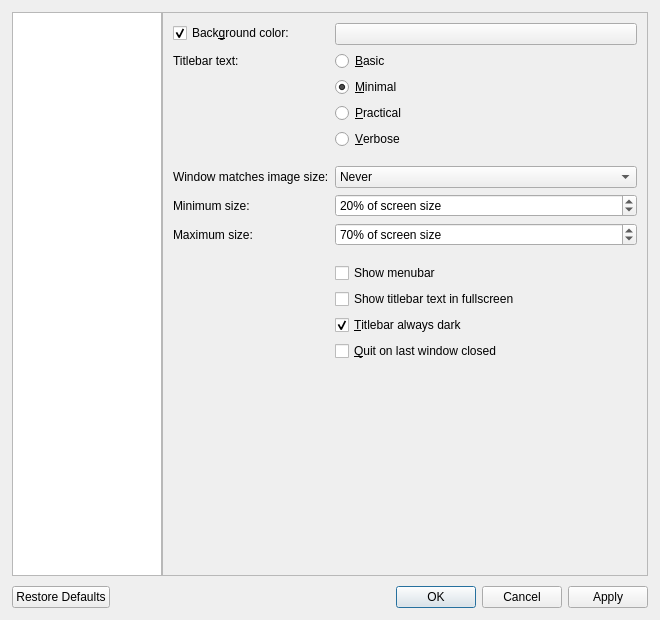
Before: the Qt Designer form src/qvoptionsdialog.ui in jurplel/qView, drawn with Qt 5.
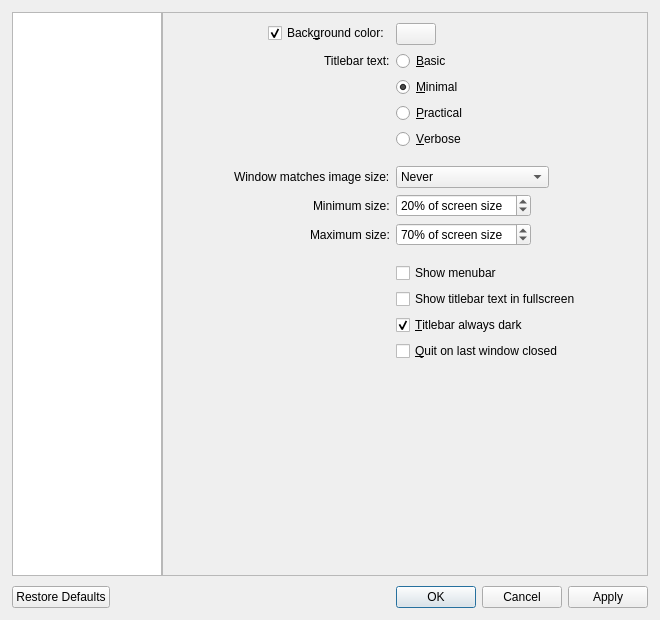
After: the same form once the commit is applied.

Commit message:
Options Dialog: Adjust size policy, field growth policy, alignment
These are already the defaults for macOS; makes other platforms/styles behave similarly

```diff
--- a/src/qvoptionsdialog.ui
+++ b/src/qvoptionsdialog.ui
@@ -71,10 +71,25 @@
            <x>0</x>
            <y>0</y>
            <width>482</width>
-           <height>562</height>
+           <height>360</height>
           </rect>
          </property>
+         <property name="sizePolicy">
+          <sizepolicy hsizetype="Preferred" vsizetype="Fixed">
+           <horstretch>0</horstretch>
+           <verstretch>0</verstretch>
+          </sizepolicy>
+         </property>
          <layout class="QFormLayout" name="windowLayout">
+          <property name="fieldGrowthPolicy">
+           <enum>QFormLayout::FieldsStayAtSizeHint</enum>
+          </property>
+          <property name="labelAlignment">
+           <set>Qt::AlignRight|Qt::AlignTrailing|Qt::AlignVCenter</set>
+          </property>
+          <property name="formAlignment">
+           <set>Qt::AlignHCenter|Qt::AlignTop</set>
+          </property>
           <property name="leftMargin">
            <number>10</number>
           </property>
```
Left out of the diff: 34 changed lines with no effect on the pictures.
